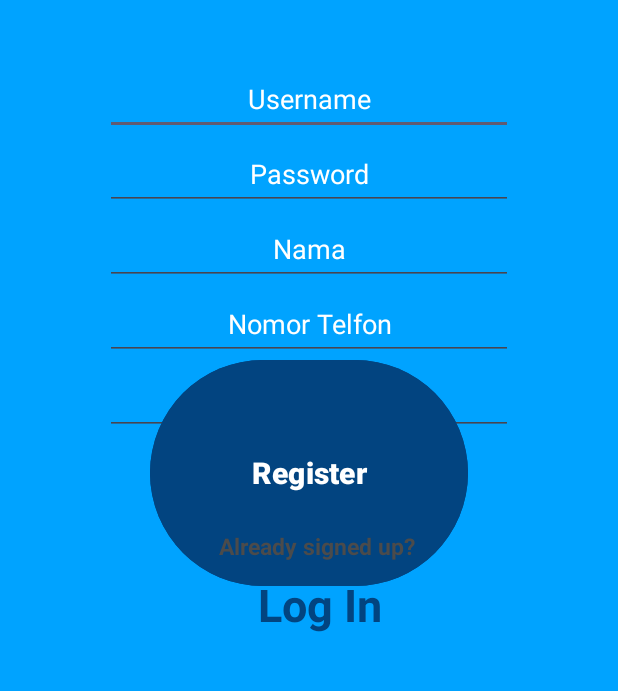
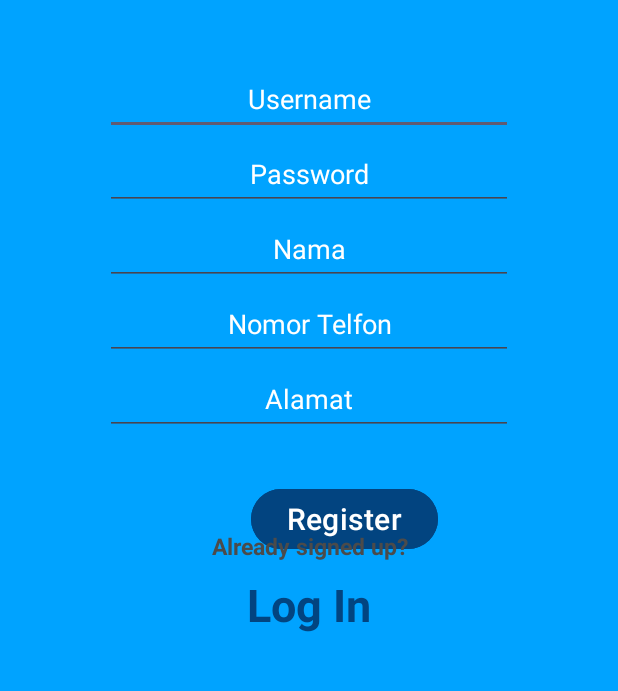
Before and after one commit to ricarahmahidayatul/Mobilebuss, an Android app: the Register screen opened directly, with no data from a screen before it, on a phone screen of 412 x 824 dp, the part 426-1117 px from its top. Run offline under Robolectric (Android 15) with nearby library versions, the phone set to English and light mode, and no system bars; our stand-ins replace Firebase (no records; nobody signed in at launch, a user with empty details on screens opened directly).

Commit message:
revisiRegister

```diff
--- a/app/src/main/res/layout/activity_register.xml
+++ b/app/src/main/res/layout/activity_register.xml
@@ -130,20 +130,13 @@
         android:id="@+id/button2"
         android:layout_width="wrap_content"
         android:layout_height="wrap_content"
-        android:layout_alignParentStart="true"
-        android:layout_alignParentTop="true"
         android:layout_alignParentEnd="true"
         android:layout_alignParentBottom="true"
-        android:layout_marginStart="100dp"
-        android:layout_marginTop="520dp"
-        android:layout_marginEnd="100dp"
-        android:layout_marginBottom="145dp"
+        android:layout_marginEnd="120dp"
+        android:layout_marginBottom="170dp"
         android:backgroundTint="@color/birma"
-        android:gravity="center"
-        android:text="Register"
-        android:textColor="@color/white"
         android:textSize="20dp"
-        android:textStyle="bold" />
+        android:text="Register" />
 
     <TextView
         android:id="@+id/textView1"
@@ -153,9 +146,9 @@
         android:layout_alignParentTop="true"
         android:layout_alignParentEnd="true"
         android:layout_alignParentBottom="true"
-        android:layout_marginStart="130dp"
+        android:layout_marginStart="110dp"
         android:layout_marginTop="558dp"
-        android:layout_marginEnd="120dp"
+        android:layout_marginEnd="110dp"
         android:layout_marginBottom="85dp"
         android:gravity="center"
         android:text="Already signed up?"
@@ -174,10 +167,10 @@
         android:layout_alignParentBottom="true"
         android:layout_marginStart="100dp"
         android:layout_marginTop="620dp"
-        android:layout_marginEnd="100dp"
+        android:layout_marginEnd="99dp"
         android:layout_marginBottom="69dp"
         android:gravity="center"
-        android:text="  Log In"
+        android:text="Log In"
         android:textColor="@color/birma"
         android:textSize="30dp"
         android:textStyle="bold" />
```
